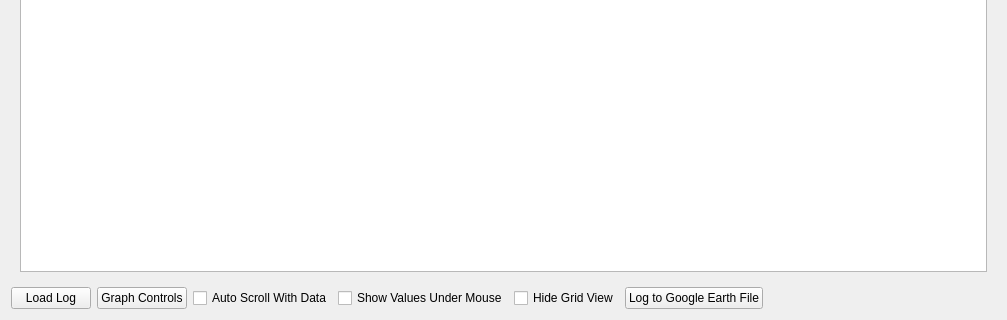
Before: the Qt Designer form src/ui/AP2DataPlot2D.ui in ArduPilot/apm_planner, drawn with Qt 5; both pictures show x 0 to 1007 and y 225 to 545 of the 1007 by 545 pixel window.
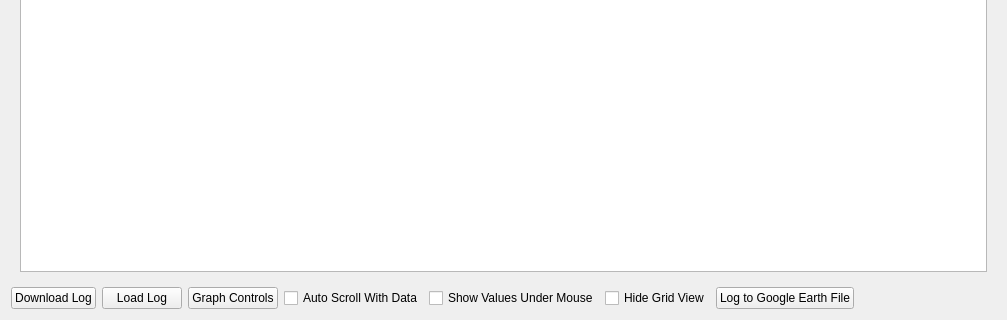
After: the same form once the commit is applied.

Commit message: Integrate MAVLink Log Download Dialog into Graph View

Diff of the .ui file:
```diff
--- a/src/ui/AP2DataPlot2D.ui
+++ b/src/ui/AP2DataPlot2D.ui
@@ -106,6 +106,13 @@
      </item>
      <item>
       <layout class="QHBoxLayout" name="horizontalLayout">
+       <item>
+        <widget class="QPushButton" name="downloadPushButton">
+         <property name="text">
+          <string>Download Log</string>
+         </property>
+        </widget>
+       </item>
        <item>
         <widget class="QPushButton" name="loadOfflineLogButton">
          <property name="text">
```
The commit also changes 2 other files.
